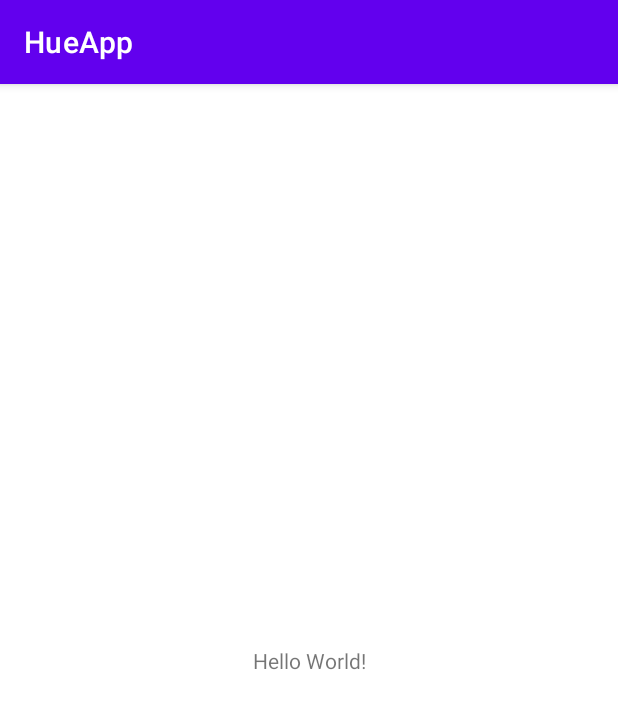
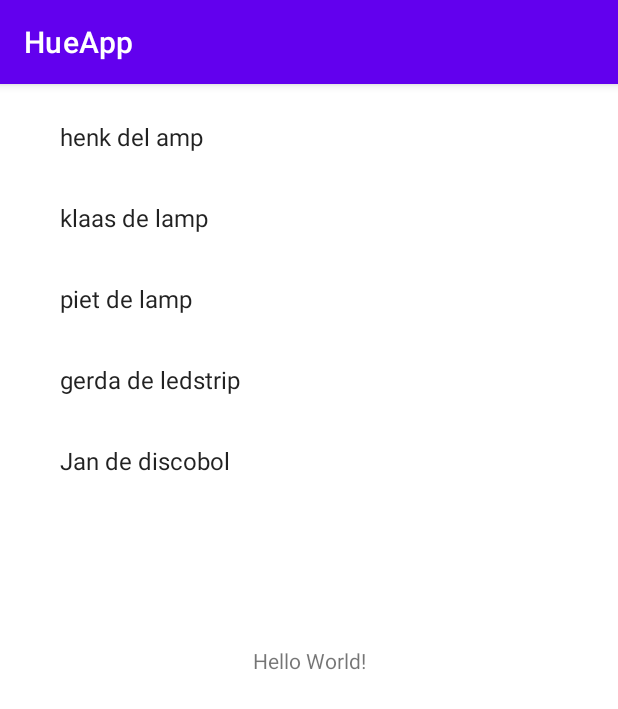
Before and after one commit to TONI330/TDMD-Opdracht-Hue-app, an Android app: the screen it shows after launch (MainActivity), on a phone screen of 412 x 824 dp. Shown: the top 709 px of the screen. Run offline under Robolectric (Android 15) with nearby library versions, the phone set to English and light mode, and no system bars.

Commit message:
lampen lijst werkt soort van ja

```diff
--- a/HueApp/app/src/main/java/com/example/hueapp/Bridge.java
+++ b/HueApp/app/src/main/java/com/example/hueapp/Bridge.java
@@ -10,21 +10,33 @@ public class Bridge {
     private List<Lamp> lamps;
 
     public Bridge() {
+
+        this.lamps = new ArrayList<>();
+
+
+        //todo remove this test code
         Random random = new Random();
-        this.lamps = new ArrayList<>();
-        for (int i = 0; i <10; i++) {
-            lamps.add(new TestLamp(random.nextInt() + ""));
-        }
+
+
+        lamps.add(new TestLamp(random.nextLong()+"","henk del amp"));
+        lamps.add(new TestLamp(random.nextLong()+"","klaas de lamp"));
+        lamps.add(new TestLamp(random.nextLong()+"","piet de lamp"));
+        lamps.add(new TestLamp(random.nextLong()+"","gerda de ledstrip"));
+        lamps.add(new TestLamp(random.nextLong()+"","Jan de discobol"));
+
+
     }
 
     class TestLamp implements Lamp
     {
         private final String LOGTAG = TestLamp.class.getName();
 
-        private String id;
+        private String name;
+        private String uiniqueId;
 
-        public TestLamp(String id) {
-            this.id = id;
+        public TestLamp(String name, String uiniqueid) {
+            this.name = name;
+            this.uiniqueId = uiniqueid;
         }
 
         @Override
@@ -34,8 +46,14 @@ public class Bridge {
 
         @Override
         public String getID() {
-            return id;
+            return this.uiniqueId;
         }
+
+        @Override
+        public String getName() {
+            return this.name;
+        }
+
 
         @Override
         public void on() {
--- a/HueApp/app/src/main/java/com/example/hueapp/Lamp.java
+++ b/HueApp/app/src/main/java/com/example/hueapp/Lamp.java
@@ -8,6 +8,8 @@ public interface Lamp{
 
     String getID();
 
+    String getName();
+
     void on();
 
     void off();
--- a/HueApp/app/src/main/java/com/example/hueapp/LampRecyclerViewAdapter.java
+++ b/HueApp/app/src/main/java/com/example/hueapp/LampRecyclerViewAdapter.java
@@ -10,7 +10,6 @@ import android.view.ViewGroup;
 import android.widget.TextView;
 
 
-import com.example.hueapp.databinding.FragmentOverviewBinding;
 
 import java.util.List;
 
@@ -31,12 +30,13 @@ public class LampRecyclerViewAdapter extends RecyclerView.Adapter<LampRecyclerVi
 
     public LampRecyclerViewAdapter(List<Lamp> items, OnItemClickListener listener) {
         mValues = items;
+        this.clickListener = listener;
     }
 
     @NonNull
     @Override
     public ViewHolder onCreateViewHolder(ViewGroup parent, int viewType) {
-        View itemView = LayoutInflater.from(parent.getContext()).inflate(R.layout.fragment_overview, parent, false);
+        View itemView = LayoutInflater.from(parent.getContext()).inflate(R.layout.lamp_list_item, parent, false);
         return new ViewHolder(itemView);
 
 
@@ -64,7 +64,6 @@ public class LampRecyclerViewAdapter extends RecyclerView.Adapter<LampRecyclerVi
         public ViewHolder(View itemView) {
             super(itemView);
             mIdView = itemView.findViewById(R.id.item_number);
-            //mContentView = itemView.findViewById(R.id.captionTextView);
             itemView.setOnClickListener(this);
         }
 
--- a/HueApp/app/src/main/java/com/example/hueapp/LampsViewModel.java
+++ b/HueApp/app/src/main/java/com/example/hueapp/LampsViewModel.java
@@ -6,14 +6,15 @@ import androidx.lifecycle.LiveData;
 import androidx.lifecycle.MutableLiveData;
 import androidx.lifecycle.ViewModel;
 
-import java.util.ArrayList;
-import java.util.Collections;
 import java.util.List;
 
 public class LampsViewModel extends ViewModel implements LampRecyclerViewAdapter.OnItemClickListener {
     // TODO: Implement the ViewModel
     private final MutableLiveData<Lamp> selected = new MutableLiveData<>();
     private static final String LOGTAG = LampsViewModel.class.getName();
+    private Bridge bridge = new Bridge();
+
+
 
     public LiveData<Lamp> getSelected() {
         return selected;
@@ -21,7 +22,7 @@ public class LampsViewModel extends ViewModel implements LampRecyclerViewAdapter
 
     public List<Lamp> getItems()
     {
-        return new ArrayList<>();
+        return bridge.getLamps();
     }
 
     @Override
--- a/HueApp/app/src/main/java/com/example/hueapp/MainActivity.java
+++ b/HueApp/app/src/main/java/com/example/hueapp/MainActivity.java
@@ -8,15 +8,11 @@ import android.os.Bundle;
 
 public class MainActivity extends AppCompatActivity {
 
+
+
     @Override
     protected void onCreate(Bundle savedInstanceState) {
         super.onCreate(savedInstanceState);
         setContentView(R.layout.activity_main);
-
-        FragmentManager manager = getSupportFragmentManager();
-        FragmentTransaction transaction = manager.beginTransaction();
-        transaction.add(R.id.overviewFragment, OverviewFragment.class, null);
-        transaction.addToBackStack(null);
-        transaction.commit();
     }
 }
--- a/HueApp/app/src/main/java/com/example/hueapp/OverviewFragment.java
+++ b/HueApp/app/src/main/java/com/example/hueapp/OverviewFragment.java
@@ -3,10 +3,8 @@ package com.example.hueapp;
 import android.content.Context;
 import android.os.Bundle;
 
-import androidx.annotation.Nullable;
 import androidx.fragment.app.Fragment;
 import androidx.lifecycle.ViewModelProvider;
-import androidx.recyclerview.widget.GridLayoutManager;
 import androidx.recyclerview.widget.LinearLayoutManager;
 import androidx.recyclerview.widget.RecyclerView;
 
@@ -20,12 +18,8 @@ import android.view.ViewGroup;
  */
 public class OverviewFragment extends Fragment {
 
-    // TODO: Customize parameter argument names
-    private static final String ARG_COLUMN_COUNT = "column-count";
-    // TODO: Customize parameters
-    private int mColumnCount = 1;
+    private LampsViewModel mViewModel;
 
-    private LampsViewModel mViewModel;
     /**
      * Mandatory empty constructor for the fragment manager to instantiate the
      * fragment (e.g. upon screen orientation changes).
@@ -36,38 +30,29 @@ public class OverviewFragment extends Fragment {
     // TODO: Customize parameter initialization
     @SuppressWarnings("unused")
     public static OverviewFragment newInstance(int columnCount) {
-        OverviewFragment fragment = new OverviewFragment();
-        Bundle args = new Bundle();
-        args.putInt(ARG_COLUMN_COUNT, columnCount);
-        fragment.setArguments(args);
-        return fragment;
+        return new OverviewFragment();
     }
 
     @Override
     public void onCreate(Bundle savedInstanceState) {
         super.onCreate(savedInstanceState);
         mViewModel = new ViewModelProvider(this).get(LampsViewModel.class);
-        if (getArguments() != null) {
-            mColumnCount = getArguments().getInt(ARG_COLUMN_COUNT);
-        }
+
     }
 
 
     @Override
-    public View onCreateView(LayoutInflater inflater, ViewGroup container,
-                             Bundle savedInstanceState) {
+    public View onCreateView(LayoutInflater inflater, ViewGroup container, Bundle savedInstanceState) {
         View view = inflater.inflate(R.layout.fragment_overview_list, container, false);
         // Set the adapter
         if (view instanceof RecyclerView) {
             Context context = view.getContext();
             RecyclerView recyclerView = (RecyclerView) view;
 
-            if (mColumnCount <= 1) {
-                recyclerView.setLayoutManager(new LinearLayoutManager(context));
-            } else {
-                recyclerView.setLayoutManager(new GridLayoutManager(context, mColumnCount));
-            }
-            recyclerView.setAdapter(new LampRecyclerViewAdapter(mViewModel.getItems(),mViewModel));
+
+            recyclerView.setLayoutManager(new LinearLayoutManager(context));
+
+            recyclerView.setAdapter(new LampRecyclerViewAdapter(mViewModel.getItems(), mViewModel));
         }
         return view;
     }
--- a/HueApp/app/src/main/res/layout/activity_main.xml
+++ b/HueApp/app/src/main/res/layout/activity_main.xml
@@ -20,8 +20,12 @@
     <androidx.fragment.app.FragmentContainerView
         android:id="@+id/overviewFragment"
         android:name="com.example.hueapp.OverviewFragment"
-        android:layout_width="wrap_content"
-        android:layout_height="wrap_content"
+        android:layout_width="0dp"
+        android:layout_height="0dp"
+        android:layout_marginStart="8dp"
+        android:layout_marginTop="8dp"
+        android:layout_marginEnd="8dp"
+        android:layout_marginBottom="8dp"
         app:layout_constraintBottom_toTopOf="@+id/textView"
         app:layout_constraintEnd_toEndOf="parent"
         app:layout_constraintStart_toStartOf="parent"
--- a/HueApp/app/src/main/res/layout/fragment_overview_list.xml
+++ b/HueApp/app/src/main/res/layout/fragment_overview_list.xml
@@ -10,4 +10,4 @@
     android:layout_marginRight="16dp"
     app:layoutManager="LinearLayoutManager"
     tools:context=".OverviewFragment"
-    tools:listitem="@layout/fragment_overview" />
+    tools:listitem="@layout/lamp_list_item" />
--- a/HueApp/app/src/main/res/layout/fragment_overview.xml
+++ b/HueApp/app/src/main/res/layout/lamp_list_item.xml
@@ -12,10 +12,4 @@
         android:layout_margin="@dimen/text_margin"
         android:textAppearance="?attr/textAppearanceListItem" />
 
-    <TextView
-        android:id="@+id/content"
-        android:layout_width="wrap_content"
-        android:layout_height="wrap_content"
-        android:layout_margin="@dimen/text_margin"
-        android:textAppearance="?attr/textAppearanceListItem" />
 </LinearLayout>
--- a/HueApp/settings.gradle
+++ b/HueApp/settings.gradle
@@ -3,7 +3,7 @@ dependencyResolutionManagement {
     repositories {
         google()
         mavenCentral()
-        jcenter() // Warning: this repository is going to shut down soon
+         // Warning: this repository is going to shut down soon
     }
 }
 rootProject.name = "HueApp"
```
